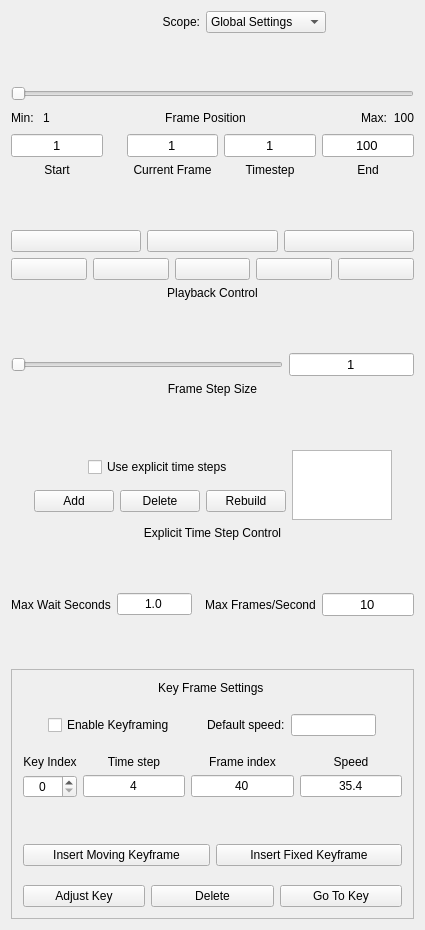
Before: the Qt Designer form apps/vaporgui/guis/ui/animationtab.ui in yyr/vapor, drawn with Qt 5.
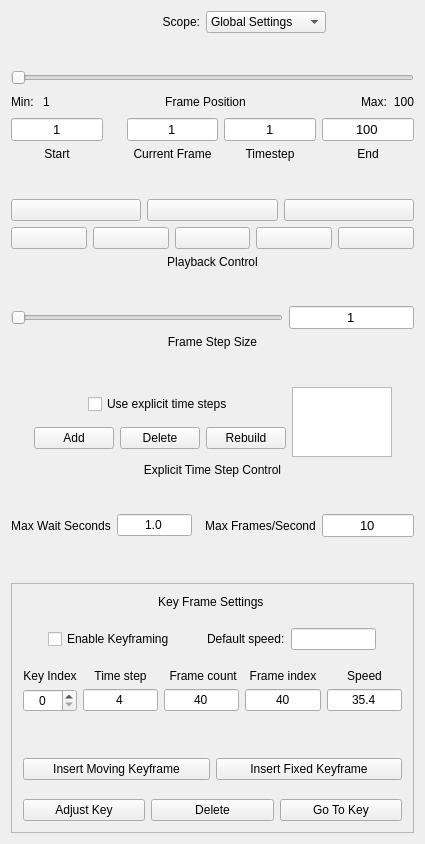
After: the same form once the commit is applied. Icons and pictures are not drawn.

```diff
--- a/apps/vaporgui/guis/ui/animationtab.ui
+++ b/apps/vaporgui/guis/ui/animationtab.ui
@@ -7,7 +7,7 @@
     <x>0</x>
     <y>0</y>
     <width>425</width>
-    <height>930</height>
+    <height>844</height>
    </rect>
   </property>
   <property name="sizePolicy">
@@ -1129,6 +1129,9 @@
               <property name="toolTip">
                <string>Specify the default nonzero camera speed to use when the camera is moving</string>
               </property>
+              <property name="alignment">
+               <set>Qt::AlignCenter</set>
+              </property>
              </widget>
             </item>
             <item>
@@ -1194,6 +1197,26 @@
              </widget>
             </item>
             <item row="0" column="2">
+             <widget class="QLabel" name="label_7">
+              <property name="toolTip">
+               <string>Number of frames from this keyframe to the next keyframe</string>
+              </property>
+              <property name="whatsThis">
+               <string>&lt;!DOCTYPE HTML PUBLIC &quot;-//W3C//DTD HTML 4.0//EN&quot; &quot;http://www.w3.org/TR/REC-html40/strict.dtd&quot;&gt;
+&lt;html&gt;&lt;head&gt;&lt;meta name=&quot;qrichtext&quot; content=&quot;1&quot; /&gt;&lt;style type=&quot;text/css&quot;&gt;
+p, li { white-space: pre-wrap; }
+&lt;/style&gt;&lt;/head&gt;&lt;body style=&quot; font-family:'MS Shell Dlg 2'; font-size:8.25pt; font-weight:400; font-style:normal;&quot;&gt;
+&lt;p style=&quot; margin-top:0px; margin-bottom:0px; margin-left:0px; margin-right:0px; -qt-block-indent:0; text-indent:0px;&quot;&gt;&lt;span style=&quot; font-size:8pt;&quot;&gt;The frame count can only be edited if the camera is not moving. If the camera is moving, the frame index is a consequence of the speed.  When the camera is moving, the number of frames is calculated so as to result in a camera speed as close as possible to the specified speed.&lt;/span&gt;&lt;/p&gt;&lt;/body&gt;&lt;/html&gt;</string>
+              </property>
+              <property name="text">
+               <string> Frame count</string>
+              </property>
+              <property name="alignment">
+               <set>Qt::AlignCenter</set>
+              </property>
+             </widget>
+            </item>
+            <item row="0" column="3">
              <widget class="QLabel" name="label_4">
               <property name="toolTip">
                <string>The frame index associated with the current key frame</string>
@@ -1213,7 +1236,7 @@
               </property>
              </widget>
             </item>
-            <item row="0" column="3">
+            <item row="0" column="4">
              <widget class="QLabel" name="label_5">
               <property name="toolTip">
                <string>Speed indicates the speed of the camera motion in user coordinates.  Units are distance per frame.</string>
@@ -1288,6 +1311,29 @@
              </widget>
             </item>
             <item row="1" column="3">
+             <widget class="QLineEdit" name="frameIndexEdit">
+              <property name="toolTip">
+               <string>The frame index associated with the current key frame</string>
+              </property>
+              <property name="whatsThis">
+               <string>&lt;!DOCTYPE HTML PUBLIC &quot;-//W3C//DTD HTML 4.0//EN&quot; &quot;http://www.w3.org/TR/REC-html40/strict.dtd&quot;&gt;
+&lt;html&gt;&lt;head&gt;&lt;meta name=&quot;qrichtext&quot; content=&quot;1&quot; /&gt;&lt;style type=&quot;text/css&quot;&gt;
+p, li { white-space: pre-wrap; }
+&lt;/style&gt;&lt;/head&gt;&lt;body style=&quot; font-family:'MS Shell Dlg 2'; font-size:8.25pt; font-weight:400; font-style:normal;&quot;&gt;
+&lt;p style=&quot; margin-top:0px; margin-bottom:0px; margin-left:0px; margin-right:0px; -qt-block-indent:0; text-indent:0px;&quot;&gt;&lt;span style=&quot; font-size:8pt;&quot;&gt;The frame index index is the position of the keyframe in the full animation sequence.  It is the sum of all the frame counts for previous frames.  It cannot be edited.&lt;/span&gt;&lt;/p&gt;&lt;/body&gt;&lt;/html&gt;</string>
+              </property>
+              <property name="text">
+               <string>40</string>
+              </property>
+              <property name="alignment">
+               <set>Qt::AlignCenter</set>
+              </property>
+              <property name="readOnly">
+               <bool>true</bool>
+              </property>
+             </widget>
+            </item>
+            <item row="1" column="4">
              <widget class="QLineEdit" name="speedEdit">
               <property name="toolTip">
                <string>Speed indicates the speed of the camera motion in user coordinates.  Units are distance per frame.</string>
```
Left out of the diff: 32 changed lines with no effect on the pictures.
